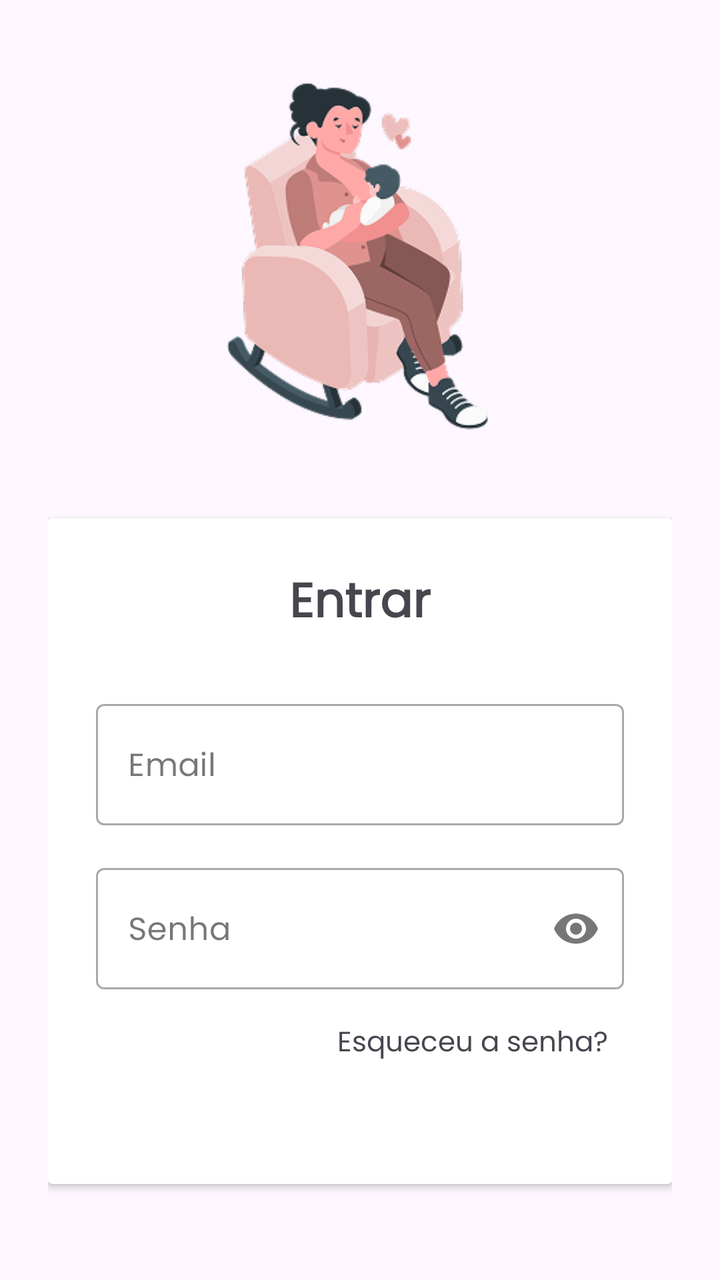
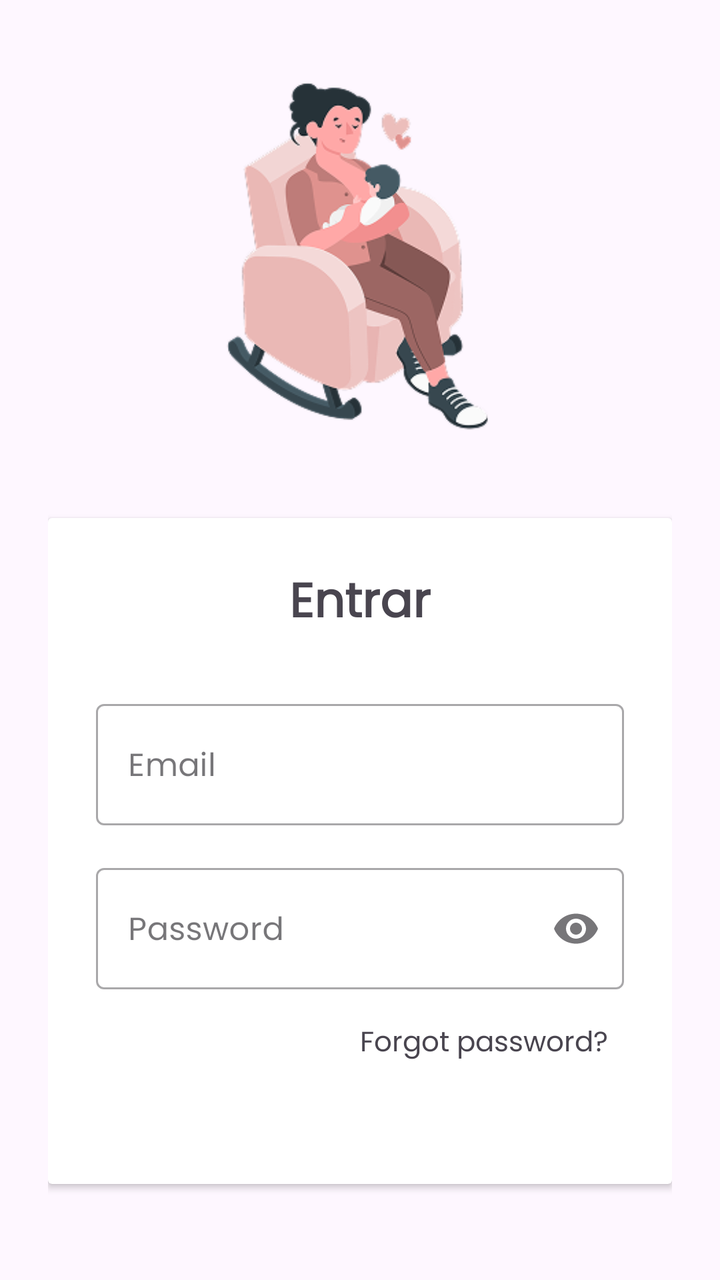

The first picture is an Android layout as it rendered before a commit; the second is the same layout after the commit. The layout source and the unified diff follow.
<!-- AndroidManifest.xml: application theme Theme.UndergraduateResearch -->
<!-- res/layout/activity_main.xml -->
<?xml version="1.0" encoding="utf-8"?>
<LinearLayout xmlns:android="http://schemas.android.com/apk/res/android"
    xmlns:app="http://schemas.android.com/apk/res-auto"
    xmlns:tools="http://schemas.android.com/tools"
    android:id="@+id/main"
    android:layout_width="match_parent"
    android:layout_height="match_parent"
    tools:context=".MainActivity"
    android:orientation="vertical"
    android:gravity="center"
    android:padding="24dp">

    
    <ImageView
        android:id="@+id/logo"
        android:layout_width="wrap_content"
        android:layout_height="203dp"
        android:layout_marginBottom="32dp"
        android:contentDescription="Logo do App"
        android:src="@drawable/breastfeeding_amico" />

    
    <androidx.cardview.widget.CardView
        android:layout_width="match_parent"
        android:layout_height="wrap_content"
        android:layout_marginBottom="24dp">

        <LinearLayout
            android:layout_width="match_parent"
            android:layout_height="wrap_content"
            android:orientation="vertical"
            android:padding="24dp">

            <TextView
                android:layout_width="wrap_content"
                android:layout_height="wrap_content"
                android:layout_gravity="center"
                android:layout_marginBottom="24dp"
                android:fontFamily="@font/poppins"
                android:text="Entrar"
                android:textSize="24sp"
                android:textStyle="bold" />

            
            <com.google.android.material.textfield.TextInputLayout
                android:id="@+id/txt_email"
                android:layout_width="match_parent"
                android:layout_height="wrap_content"
                android:layout_marginBottom="16dp"
                android:hint="Email"
                style="@style/Widget.MaterialComponents.TextInputLayout.OutlinedBox">

                <com.google.android.material.textfield.TextInputEditText
                    android:id="@+id/input_email"
                    android:layout_width="match_parent"
                    android:layout_height="wrap_content"
                    android:fontFamily="@font/poppins"
                    android:inputType="textEmailAddress"
                    android:maxLines="1" />

            </com.google.android.material.textfield.TextInputLayout>

            
            <com.google.android.material.textfield.TextInputLayout
                android:id="@+id/txt_password"
                android:layout_width="match_parent"
                android:layout_height="wrap_content"
                android:layout_marginBottom="8dp"
                android:hint="Senha"
                app:endIconMode="password_toggle"
                style="@style/Widget.MaterialComponents.TextInputLayout.OutlinedBox">

                <com.google.android.material.textfield.TextInputEditText
                    android:id="@+id/input_password"
                    android:layout_width="match_parent"
                    android:layout_height="wrap_content"
                    android:fontFamily="@font/poppins"
                    android:inputType="textPassword"
                    android:maxLines="1" />

            </com.google.android.material.textfield.TextInputLayout>

            
            <TextView
                android:id="@+id/tv_forgot_password"
                android:layout_width="wrap_content"
                android:layout_height="wrap_content"
                android:layout_gravity="end"
                android:layout_marginBottom="24dp"
                android:background="?attr/selectableItemBackgroundBorderless"
                android:clickable="true"
                android:focusable="true"
                android:fontFamily="@font/poppins"
                android:padding="8dp"
                android:text="Esqueceu a senha?"
                android:textSize="14sp" />

            
            <com.google.android.material.button.MaterialButton
                android:id="@+id/btn_login"
                android:layout_width="match_parent"
                android:layout_height="56dp"
                android:layout_marginBottom="16dp"
                android:fontFamily="@font/poppins"
                android:text="Entrar"
                android:textSize="16sp"
                android:textStyle="bold"
                app:backgroundTint="@color/button_color"
                app:cornerRadius="10dp" />

        </LinearLayout>

    </androidx.cardview.widget.CardView>

    
    <LinearLayout
        android:layout_width="wrap_content"
        android:layout_height="wrap_content"
        android:orientation="horizontal"
        android:gravity="center">

        <TextView
            android:layout_width="wrap_content"
            android:layout_height="wrap_content"
            android:fontFamily="@font/poppins"
            android:text="Não tem conta? "
            android:textSize="14sp" />

        <TextView
            android:id="@+id/btn_register"
            android:layout_width="wrap_content"
            android:layout_height="wrap_content"
            android:background="?attr/selectableItemBackgroundBorderless"
            android:clickable="true"
            android:focusable="true"
            android:fontFamily="@font/poppins"
            android:padding="8dp"
            android:text="Cadastre-se"
            android:textSize="14sp"
            android:textStyle="bold" />

    </LinearLayout>

    
    <ProgressBar
        android:id="@+id/progress_bar"
        android:layout_width="wrap_content"
        android:layout_height="wrap_content"
        android:layout_marginTop="16dp"
        android:visibility="gone" />

</LinearLayout>
<!-- resources referenced by this layout -->
<resources>
  <color name="button_color">#DF928E</color>
  <!-- drawable breastfeeding_amico: png bitmap (drawable, 33155 bytes) -->
  <style name="Theme.UndergraduateResearch" parent="Base.Theme.UndergraduateResearch" />
  <style name="Base.Theme.UndergraduateResearch" parent="Theme.Material3.DayNight.NoActionBar">
          
          
      </style>
</resources>

<!-- the commit's change to res/layout/activity_main.xml (unified diff, before → after) -->
@@ -66,7 +66,7 @@
                 android:layout_width="match_parent"
                 android:layout_height="wrap_content"
                 android:layout_marginBottom="8dp"
-                android:hint="Senha"
+                android:hint="Password"
                 app:endIconMode="password_toggle"
                 style="@style/Widget.MaterialComponents.TextInputLayout.OutlinedBox">
 
@@ -92,7 +92,7 @@
                 android:focusable="true"
                 android:fontFamily="@font/poppins"
                 android:padding="8dp"
-                android:text="Esqueceu a senha?"
+                android:text="Forgot password?"
                 android:textSize="14sp" />
 
             
